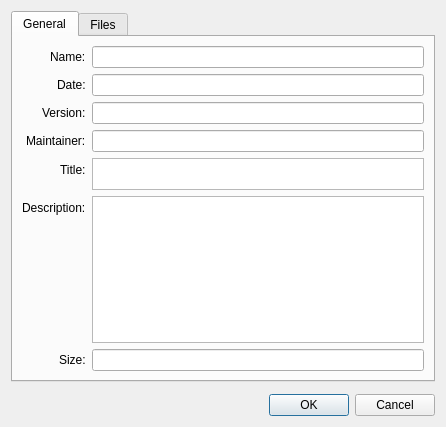
First picture: the form in Libraries/MiKTeX/UI/Qt/PackageInfoDialog.ui, repository MiKTeX/miktex, before the edit.
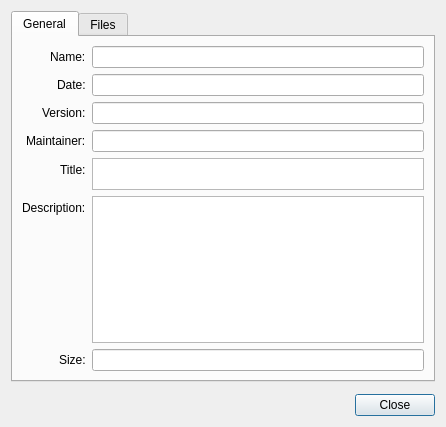
Second picture: the form after the edit.

Commit message: Package info dialog: "Close" button only

The edit to the form file:
```diff
--- a/Libraries/MiKTeX/UI/Qt/PackageInfoDialog.ui
+++ b/Libraries/MiKTeX/UI/Qt/PackageInfoDialog.ui
@@ -205,7 +205,7 @@
       <enum>Qt::Horizontal</enum>
      </property>
      <property name="standardButtons">
-      <set>QDialogButtonBox::Cancel|QDialogButtonBox::Ok</set>
+      <set>QDialogButtonBox::Close</set>
      </property>
     </widget>
    </item>
```
